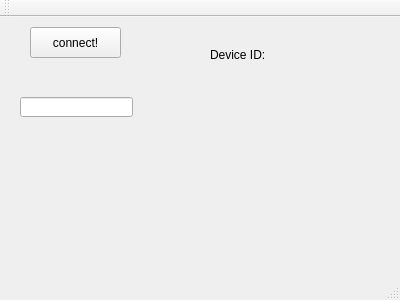
First picture: the form in agilentPowerSupply/controllerwindow.ui, repository jzane/Agilent-Power-Supply-Controller, before the edit.
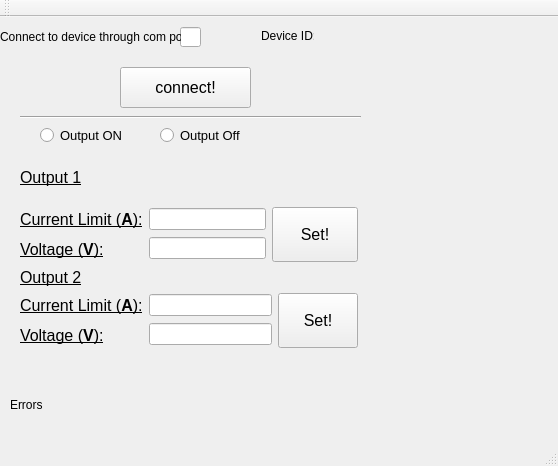
Second picture: the form after the edit.

What changed in the file:
```diff
--- a/agilentPowerSupply/controllerwindow.ui
+++ b/agilentPowerSupply/controllerwindow.ui
@@ -6,8 +6,8 @@
    <rect>
     <x>0</x>
     <y>0</y>
-    <width>400</width>
-    <height>300</height>
+    <width>558</width>
+    <height>466</height>
    </rect>
   </property>
   <property name="windowTitle">
@@ -17,12 +17,17 @@
    <widget class="QPushButton" name="pushButton">
     <property name="geometry">
      <rect>
-      <x>30</x>
-      <y>10</y>
-      <width>91</width>
-      <height>31</height>
+      <x>120</x>
+      <y>50</y>
+      <width>131</width>
+      <height>41</height>
      </rect>
     </property>
+    <property name="font">
+     <font>
+      <pointsize>12</pointsize>
+     </font>
+    </property>
     <property name="text">
      <string>connect!</string>
     </property>
@@ -30,39 +35,269 @@
    <widget class="QLabel" name="label">
     <property name="geometry">
      <rect>
-      <x>290</x>
-      <y>30</y>
-      <width>47</width>
-      <height>20</height>
-     </rect>
-    </property>
-    <property name="text">
-     <string/>
-    </property>
-   </widget>
-   <widget class="QLineEdit" name="lineEdit">
-    <property name="geometry">
-     <rect>
-      <x>20</x>
-      <y>80</y>
-      <width>113</width>
-      <height>20</height>
-     </rect>
-    </property>
-   </widget>
-   <widget class="QLabel" name="label_2">
-    <property name="geometry">
-     <rect>
-      <x>210</x>
-      <y>30</y>
+      <x>320</x>
+      <y>11</y>
       <width>61</width>
       <height>16</height>
      </rect>
     </property>
     <property name="text">
+     <string/>
+    </property>
+   </widget>
+   <widget class="QLabel" name="label_2">
+    <property name="geometry">
+     <rect>
+      <x>261</x>
+      <y>11</y>
+      <width>53</width>
+      <height>16</height>
+     </rect>
+    </property>
+    <property name="text">
      <string>Device ID: </string>
     </property>
    </widget>
+   <widget class="QLabel" name="label_5">
+    <property name="geometry">
+     <rect>
+      <x>49</x>
+      <y>380</y>
+      <width>331</width>
+      <height>16</height>
+     </rect>
+    </property>
+    <property name="text">
+     <string/>
+    </property>
+   </widget>
+   <widget class="QLineEdit" name="lineEdit">
+    <property name="geometry">
+     <rect>
+      <x>180</x>
+      <y>10</y>
+      <width>21</width>
+      <height>20</height>
+     </rect>
+    </property>
+   </widget>
+   <widget class="QLabel" name="label_3">
+    <property name="geometry">
+     <rect>
+      <x>0</x>
+      <y>10</y>
+      <width>181</width>
+      <height>20</height>
+     </rect>
+    </property>
+    <property name="text">
+     <string>Connect to device through com port:</string>
+    </property>
+   </widget>
+   <widget class="Line" name="line">
+    <property name="geometry">
+     <rect>
+      <x>20</x>
+      <y>90</y>
+      <width>341</width>
+      <height>20</height>
+     </rect>
+    </property>
+    <property name="orientation">
+     <enum>Qt::Horizontal</enum>
+    </property>
+   </widget>
+   <widget class="QRadioButton" name="radioButton">
+    <property name="geometry">
+     <rect>
+      <x>40</x>
+      <y>110</y>
+      <width>91</width>
+      <height>17</height>
+     </rect>
+    </property>
+    <property name="font">
+     <font>
+      <pointsize>10</pointsize>
+     </font>
+    </property>
+    <property name="text">
+     <string>Output ON</string>
+    </property>
+   </widget>
+   <widget class="QRadioButton" name="radioButton_2">
+    <property name="geometry">
+     <rect>
+      <x>160</x>
+      <y>110</y>
+      <width>82</width>
+      <height>17</height>
+     </rect>
+    </property>
+    <property name="font">
+     <font>
+      <pointsize>10</pointsize>
+     </font>
+    </property>
+    <property name="text">
+     <string>Output Off</string>
+    </property>
+   </widget>
+   <widget class="QLabel" name="label_8">
+    <property name="geometry">
+     <rect>
+      <x>20</x>
+      <y>150</y>
+      <width>71</width>
+      <height>21</height>
+     </rect>
+    </property>
+    <property name="text">
+     <string>&lt;html&gt;&lt;head/&gt;&lt;body&gt;&lt;p&gt;&lt;span style=&quot; font-size:12pt; text-decoration: underline;&quot;&gt;Output 1&lt;/span&gt;&lt;/p&gt;&lt;/body&gt;&lt;/html&gt;</string>
+    </property>
+   </widget>
+   <widget class="QLabel" name="label_4">
+    <property name="geometry">
+     <rect>
+      <x>10</x>
+      <y>380</y>
+      <width>33</width>
+      <height>16</height>
+     </rect>
+    </property>
+    <property name="text">
+     <string>Errors:</string>
+    </property>
+   </widget>
+   <widget class="QWidget" name="">
+    <property name="geometry">
+     <rect>
+      <x>9</x>
+      <y>179</y>
+      <width>360</width>
+      <height>163</height>
+     </rect>
+    </property>
+    <layout class="QGridLayout" name="gridLayout_3">
+     <item row="0" column="0">
+      <layout class="QGridLayout" name="gridLayout">
+       <item row="0" column="0">
+        <widget class="QLabel" name="label_6">
+         <property name="text">
+          <string>&lt;html&gt;&lt;head/&gt;&lt;body&gt;&lt;p&gt;&lt;span style=&quot; font-size:12pt; text-decoration: underline;&quot;&gt;Current Limit (&lt;/span&gt;&lt;span style=&quot; font-size:12pt; font-weight:600; text-decoration: underline;&quot;&gt;A&lt;/span&gt;&lt;span style=&quot; font-size:12pt; text-decoration: underline;&quot;&gt;)&lt;/span&gt;&lt;span style=&quot; font-size:12pt; text-decoration: underline;&quot;&gt;:&lt;/span&gt;&lt;/p&gt;&lt;/body&gt;&lt;/html&gt;</string>
+         </property>
+         <property name="textFormat">
+          <enum>Qt::AutoText</enum>
+         </property>
+        </widget>
+       </item>
+       <item row="0" column="1" rowspan="2">
+        <layout class="QVBoxLayout" name="verticalLayout">
+         <item>
+          <widget class="QLineEdit" name="lineEdit_2"/>
+         </item>
+         <item>
+          <widget class="QLineEdit" name="lineEdit_3"/>
+         </item>
+        </layout>
+       </item>
+       <item row="1" column="0">
+        <widget class="QLabel" name="label_7">
+         <property name="text">
+          <string>&lt;html&gt;&lt;head/&gt;&lt;body&gt;&lt;p&gt;&lt;span style=&quot; font-size:12pt; text-decoration: underline;&quot;&gt;Voltage (&lt;/span&gt;&lt;span style=&quot; font-size:12pt; font-weight:600; text-decoration: underline;&quot;&gt;V&lt;/span&gt;&lt;span style=&quot; font-size:12pt; text-decoration: underline;&quot;&gt;):&lt;/span&gt;&lt;/p&gt;&lt;/body&gt;&lt;/html&gt;</string>
+         </property>
+        </widget>
+       </item>
+      </layout>
+     </item>
+     <item row="0" column="1" colspan="2">
+      <widget class="QPushButton" name="pushButton_2">
+       <property name="font">
+        <font>
+         <pointsize>12</pointsize>
+        </font>
+       </property>
+       <property name="text">
+        <string>
+Set!
+</string>
+       </property>
+      </widget>
+     </item>
+     <item row="1" column="0">
+      <widget class="QLabel" name="label_9">
+       <property name="text">
+        <string>&lt;html&gt;&lt;head/&gt;&lt;body&gt;&lt;p&gt;&lt;span style=&quot; font-size:12pt; text-decoration: underline;&quot;&gt;Output 2&lt;/span&gt;&lt;/p&gt;&lt;/body&gt;&lt;/html&gt;</string>
+       </property>
+      </widget>
+     </item>
+     <item row="2" column="0" colspan="2">
+      <layout class="QGridLayout" name="gridLayout_2">
+       <item row="0" column="0">
+        <widget class="QLabel" name="label_10">
+         <property name="text">
+          <string>&lt;html&gt;&lt;head/&gt;&lt;body&gt;&lt;p&gt;&lt;span style=&quot; font-size:12pt; text-decoration: underline;&quot;&gt;Current Limit (&lt;/span&gt;&lt;span style=&quot; font-size:12pt; font-weight:600; text-decoration: underline;&quot;&gt;A&lt;/span&gt;&lt;span style=&quot; font-size:12pt; text-decoration: underline;&quot;&gt;)&lt;/span&gt;&lt;span style=&quot; font-size:12pt; text-decoration: underline;&quot;&gt;:&lt;/span&gt;&lt;/p&gt;&lt;/body&gt;&lt;/html&gt;</string>
+         </property>
+         <property name="textFormat">
+          <enum>Qt::AutoText</enum>
+         </property>
+        </widget>
+       </item>
+       <item row="0" column="1" rowspan="2">
+        <layout class="QVBoxLayout" name="verticalLayout_2">
+         <item>
+          <widget class="QLineEdit" name="lineEdit_4"/>
+         </item>
+         <item>
+          <widget class="QLineEdit" name="lineEdit_5"/>
+         </item>
+        </layout>
+       </item>
+       <item row="1" column="0">
+        <widget class="QLabel" name="label_11">
+         <property name="text">
+          <string>&lt;html&gt;&lt;head/&gt;&lt;body&gt;&lt;p&gt;&lt;span style=&quot; font-size:12pt; text-decoration: underline;&quot;&gt;Voltage (&lt;/span&gt;&lt;span style=&quot; font-size:12pt; font-weight:600; text-decoration: underline;&quot;&gt;V&lt;/span&gt;&lt;span style=&quot; font-size:12pt; text-decoration: underline;&quot;&gt;):&lt;/span&gt;&lt;/p&gt;&lt;/body&gt;&lt;/html&gt;</string>
+         </property>
+        </widget>
+       </item>
+      </layout>
+     </item>
+     <item row="2" column="2">
+      <widget class="QPushButton" name="pushButton_3">
+       <property name="font">
+        <font>
+         <pointsize>12</pointsize>
+        </font>
+       </property>
+       <property name="text">
+        <string>
+Set!
+</string>
+       </property>
+      </widget>
+     </item>
+    </layout>
+   </widget>
+   <zorder>pushButton</zorder>
+   <zorder>label</zorder>
+   <zorder>label_2</zorder>
+   <zorder>label_4</zorder>
+   <zorder>label_5</zorder>
+   <zorder>lineEdit</zorder>
+   <zorder>label_3</zorder>
+   <zorder>label_4</zorder>
+   <zorder>label_6</zorder>
+   <zorder>line</zorder>
+   <zorder>lineEdit_2</zorder>
+   <zorder>label_7</zorder>
+   <zorder>lineEdit_3</zorder>
+   <zorder>pushButton_2</zorder>
+   <zorder>radioButton</zorder>
+   <zorder>radioButton_2</zorder>
+   <zorder>label_8</zorder>
+   <zorder>pushButton_3</zorder>
+   <zorder>label_9</zorder>
+   <zorder>layoutWidget</zorder>
   </widget>
   <widget class="QMenuBar" name="menuBar">
    <property name="geometry">
```
Left out of the diff: 4 changed lines with no effect on the pictures.
